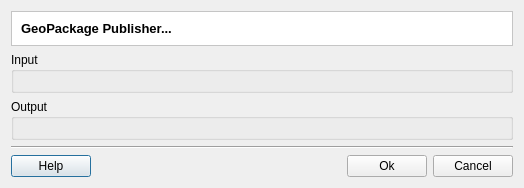
Before: the Qt Designer form src/terralib/qt/plugins/mobile/qt/ui/GeoPackagePublisherDialogForm.ui in claudiobogossian/terralib5, drawn with Qt 5.
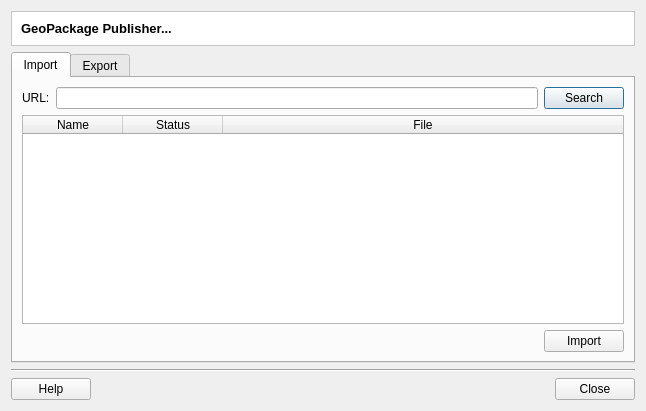
After: the same form once the commit is applied.

Commit message: create mobile publisher UI

The edit to the form file:
```diff
--- a/src/terralib/qt/plugins/mobile/qt/ui/GeoPackagePublisherDialogForm.ui
+++ b/src/terralib/qt/plugins/mobile/qt/ui/GeoPackagePublisherDialogForm.ui
@@ -6,8 +6,8 @@
    <rect>
     <x>0</x>
     <y>0</y>
-    <width>524</width>
-    <height>174</height>
+    <width>646</width>
+    <height>411</height>
    </rect>
   </property>
   <property name="windowTitle">
@@ -15,18 +15,7 @@
   </property>
   <layout class="QGridLayout" name="gridLayout_29">
    <item row="0" column="0">
-    <layout class="QGridLayout" name="gridLayout_28">
-     <item row="1" column="0">
-      <widget class="QGroupBox" name="groupBox_3">
-       <property name="title">
-        <string>Input</string>
-       </property>
-       <property name="flat">
-        <bool>true</bool>
-       </property>
-       <layout class="QGridLayout" name="gridLayout"/>
-      </widget>
-     </item>
+    <layout class="QGridLayout" name="gridLayout_11">
      <item row="0" column="0">
       <widget class="QFrame" name="frame">
        <property name="styleSheet">
@@ -56,9 +45,191 @@
        </layout>
       </widget>
      </item>
-     <item row="3" column="0">
+     <item row="1" column="0">
+      <widget class="QTabWidget" name="tabWidget">
+       <property name="tabPosition">
+        <enum>QTabWidget::North</enum>
+       </property>
+       <property name="currentIndex">
+        <number>0</number>
+       </property>
+       <widget class="QWidget" name="tab">
+        <attribute name="title">
+         <string>Import</string>
+        </attribute>
+        <layout class="QGridLayout" name="gridLayout_4">
+         <item row="0" column="0">
+          <layout class="QGridLayout" name="gridLayout_3">
+           <item row="0" column="0">
+            <layout class="QGridLayout" name="gridLayout">
+             <item row="0" column="0">
+              <widget class="QLabel" name="label">
+               <property name="text">
+                <string>URL:</string>
+               </property>
+              </widget>
+             </item>
+             <item row="0" column="1">
+              <widget class="QLineEdit" name="m_importURLLineEdit"/>
+             </item>
+             <item row="0" column="2">
+              <widget class="QPushButton" name="m_importSearchPushButton">
+               <property name="text">
+                <string>Search</string>
+               </property>
+              </widget>
+             </item>
+            </layout>
+           </item>
+           <item row="1" column="0">
+            <widget class="QTableWidget" name="m_importTableWidget">
+             <property name="minimumSize">
+              <size>
+               <width>600</width>
+               <height>200</height>
+              </size>
+             </property>
+             <property name="alternatingRowColors">
+              <bool>true</bool>
+             </property>
+             <property name="selectionMode">
+              <enum>QAbstractItemView::MultiSelection</enum>
+             </property>
+             <property name="selectionBehavior">
+              <enum>QAbstractItemView::SelectRows</enum>
+             </property>
+             <attribute name="horizontalHeaderStretchLastSection">
+              <bool>true</bool>
+             </attribute>
+             <column>
+              <property name="text">
+               <string>Name</string>
+              </property>
+             </column>
+             <column>
+              <property name="text">
+               <string>Status</string>
+              </property>
+             </column>
+             <column>
+              <property name="text">
+               <string>File</string>
+              </property>
+             </column>
+            </widget>
+           </item>
+           <item row="2" column="0">
+            <layout class="QGridLayout" name="gridLayout_2">
+             <item row="0" column="0">
+              <spacer name="horizontalSpacer_2">
+               <property name="orientation">
+                <enum>Qt::Horizontal</enum>
+               </property>
+               <property name="sizeHint" stdset="0">
+                <size>
+                 <width>40</width>
+                 <height>20</height>
+                </size>
+               </property>
+              </spacer>
+             </item>
+             <item row="0" column="1">
+              <widget class="QPushButton" name="m_importPushButton">
+               <property name="text">
+                <string>Import</string>
+               </property>
+              </widget>
+             </item>
+            </layout>
+           </item>
+          </layout>
+         </item>
+        </layout>
+       </widget>
+       <widget class="QWidget" name="tab_2">
+        <attribute name="title">
+         <string>Export</string>
+        </attribute>
+        <layout class="QGridLayout" name="gridLayout_10">
+         <item row="0" column="0">
+          <layout class="QGridLayout" name="gridLayout_9">
+           <item row="0" column="0">
+            <layout class="QGridLayout" name="gridLayout_7">
+             <item row="0" column="0">
+              <widget class="QPushButton" name="m_exportFilePushButton">
+               <property name="text">
+                <string>File...</string>
+               </property>
+              </widget>
+             </item>
+             <item row="0" column="1">
+              <widget class="QLineEdit" name="m_exportFileLineEdit">
+               <property name="enabled">
+                <bool>false</bool>
+               </property>
+              </widget>
+             </item>
+             <item row="1" column="0">
+              <widget class="QLabel" name="label_2">
+               <property name="text">
+                <string>Server:</string>
+               </property>
+               <property name="alignment">
+                <set>Qt::AlignRight|Qt::AlignTrailing|Qt::AlignVCenter</set>
+               </property>
+              </widget>
+             </item>
+             <item row="1" column="1">
+              <widget class="QLineEdit" name="m_exportServerLineEdit"/>
+             </item>
+            </layout>
+           </item>
+           <item row="1" column="0">
+            <spacer name="verticalSpacer">
+             <property name="orientation">
+              <enum>Qt::Vertical</enum>
+             </property>
+             <property name="sizeHint" stdset="0">
+              <size>
+               <width>20</width>
+               <height>40</height>
+              </size>
+             </property>
+            </spacer>
+           </item>
+           <item row="2" column="0">
+            <layout class="QGridLayout" name="gridLayout_8">
+             <item row="0" column="0">
+              <spacer name="horizontalSpacer_3">
+               <property name="orientation">
+                <enum>Qt::Horizontal</enum>
+               </property>
+               <property name="sizeHint" stdset="0">
+                <size>
+                 <width>40</width>
+                 <height>20</height>
+                </size>
+               </property>
+              </spacer>
+             </item>
+             <item row="0" column="1">
+              <widget class="QPushButton" name="m_exportPushButton">
+               <property name="text">
+                <string>Export</string>
+               </property>
+              </widget>
+             </item>
+            </layout>
+           </item>
+          </layout>
+         </item>
+        </layout>
+       </widget>
+      </widget>
+     </item>
+     <item row="2" column="0">
       <layout class="QGridLayout" name="gridLayout_5">
-       <item row="0" column="0" colspan="4">
+       <item row="0" column="0" colspan="3">
         <widget class="Line" name="line">
          <property name="orientation">
           <enum>Qt::Horizontal</enum>
@@ -86,38 +257,14 @@
         </spacer>
        </item>
        <item row="1" column="2">
-        <widget class="QPushButton" name="m_okPushButton">
-         <property name="text">
-          <string>Ok</string>
-         </property>
-        </widget>
-       </item>
-       <item row="1" column="3">
         <widget class="QPushButton" name="m_cancelPushButton">
          <property name="text">
-          <string>Cancel</string>
+          <string>Close</string>
          </property>
         </widget>
        </item>
       </layout>
      </item>
-     <item row="2" column="0">
-      <widget class="QGroupBox" name="groupBox_4">
-       <property name="sizePolicy">
-        <sizepolicy hsizetype="Preferred" vsizetype="Preferred">
-         <horstretch>0</horstretch>
-         <verstretch>0</verstretch>
-        </sizepolicy>
-       </property>
-       <property name="title">
-        <string>Output</string>
-       </property>
-       <property name="flat">
-        <bool>true</bool>
-       </property>
-       <layout class="QGridLayout" name="gridLayout_22"/>
-      </widget>
-     </item>
     </layout>
    </item>
   </layout>
```
Left out of the diff: 16 changed lines with no effect on the pictures. The commit also changes 3 other files.
